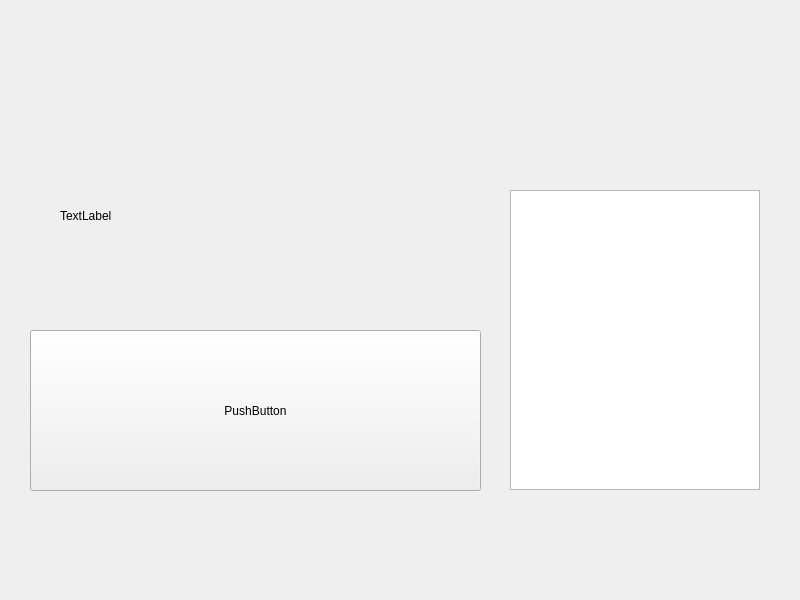
Above: ImageConfiguration/imageconfiguration.ui from gxiang0823/QtProject before the change. Below: the same form after it.
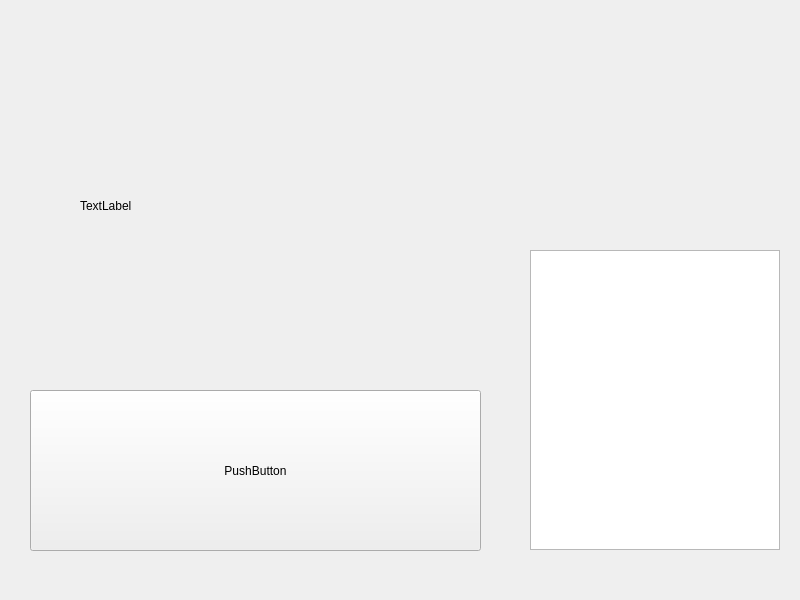
That is the form after the change.

The edit to the form file:
```diff
--- a/ImageConfiguration/imageconfiguration.ui
+++ b/ImageConfiguration/imageconfiguration.ui
@@ -10,14 +10,26 @@
     <height>600</height>
    </rect>
   </property>
+  <property name="minimumSize">
+   <size>
+    <width>800</width>
+    <height>600</height>
+   </size>
+  </property>
+  <property name="maximumSize">
+   <size>
+    <width>800</width>
+    <height>600</height>
+   </size>
+  </property>
   <property name="windowTitle">
    <string>ImageConfiguration</string>
   </property>
   <widget class="QLabel" name="label">
    <property name="geometry">
     <rect>
-     <x>60</x>
-     <y>100</y>
+     <x>80</x>
+     <y>90</y>
      <width>331</width>
      <height>231</height>
     </rect>
@@ -30,7 +42,7 @@
    <property name="geometry">
     <rect>
      <x>30</x>
-     <y>330</y>
+     <y>390</y>
      <width>451</width>
      <height>161</height>
     </rect>
@@ -42,8 +54,8 @@
   <widget class="QTextBrowser" name="textBrowser">
    <property name="geometry">
     <rect>
-     <x>510</x>
-     <y>190</y>
+     <x>530</x>
+     <y>250</y>
      <width>250</width>
      <height>300</height>
     </rect>
```
